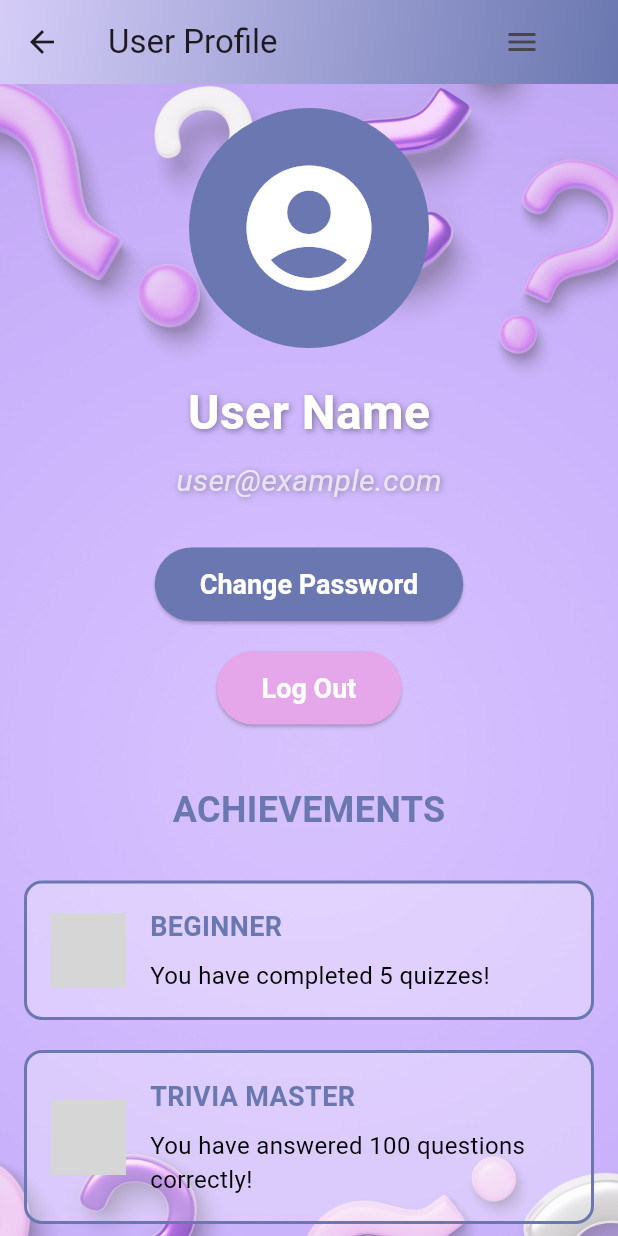
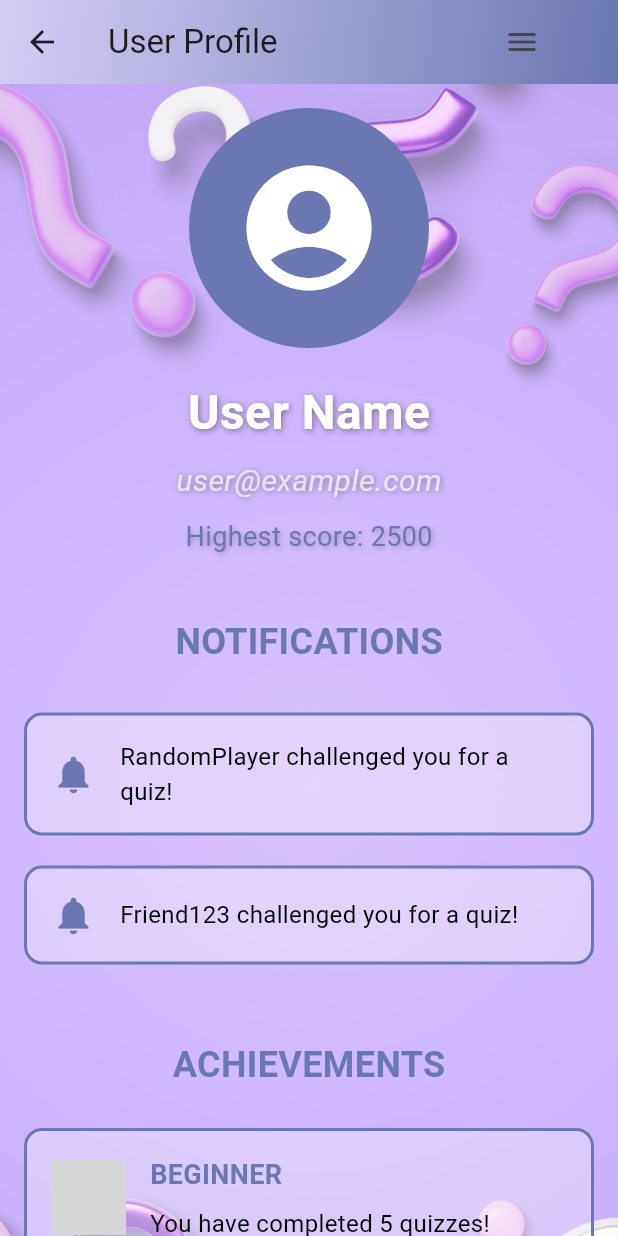
Before and after one commit to RoxanaRujac/Trivia-App, a Flutter app: the UserProfileScreen screen opened directly, on a phone screen of 412 x 824 dp. Run offline on Flutter 3.47's test engine with Material 3 defaults, Android fonts, the phone set to English and light mode, and no system bars; grey boxes are pictures that could not be loaded.

Commit message:
user profile

```diff
--- a/trivia_app/lib/user_profile.dart
+++ b/trivia_app/lib/user_profile.dart
@@ -6,11 +6,11 @@ class UserProfileScreen extends StatelessWidget {
     return Scaffold(
       appBar: AppBar(
         title: const Text('User Profile'),
-        elevation: 5, // Umbra AppBar-ului
+        elevation: 5,
         leading: IconButton(
           icon: const Icon(Icons.arrow_back),
           onPressed: () {
-            Navigator.pop(context); // Navighează înapoi la HomeScreen
+            Navigator.pop(context);
           },
         ),
         actions: <Widget>[
@@ -19,9 +19,9 @@ class UserProfileScreen extends StatelessWidget {
             child: PopupMenuButton<String>(
               onSelected: (value) {
                 if (value == 'home') {
-                  Navigator.pushNamed(context, '/'); // Mergi la HomeScreen
+                  Navigator.pushNamed(context, '/');
                 } else if (value == 'create_account') {
-                  Navigator.pushNamed(context, '/create_account'); // Mergi la Create Account
+                  Navigator.pushNamed(context, '/create_account');
                 }
               },
               itemBuilder: (BuildContext context) {
@@ -36,7 +36,7 @@ class UserProfileScreen extends StatelessWidget {
                   ),
                 ];
               },
-              icon: const Icon(Icons.menu), // Icon-ul meniului
+              icon: const Icon(Icons.menu),
             ),
           )
         ],
@@ -50,7 +50,7 @@ class UserProfileScreen extends StatelessWidget {
           ),
         ),
       ),
-      body: SingleChildScrollView(  // Adaugă acest widget pentru a face ecranul scrollabil
+      body: SingleChildScrollView(
         child: Container(
           width: double.infinity,
           decoration: BoxDecoration(
@@ -69,23 +69,23 @@ class UserProfileScreen extends StatelessWidget {
               mainAxisAlignment: MainAxisAlignment.center,
               crossAxisAlignment: CrossAxisAlignment.center,
               children: <Widget>[
-                // Avatar cu umbra și fundal
+                // Avatar
                 CircleAvatar(
-                  radius: 80,  // Dimensiune mai mare pentru avatar
-                  backgroundColor: const Color(0xFF6A77B0), // Culoare de fundal personalizată
+                  radius: 80,
+                  backgroundColor: const Color(0xFF6A77B0),
                   child: const Icon(
                     Icons.account_circle,
-                    size: 100, // Dimensiune iconiță mai mare
-                    color: Colors.white, // Culoare iconiță
+                    size: 100,
+                    color: Colors.white,
                   ),
                 ),
                 const SizedBox(height: 20),
-                // Numele utilizatorului
+                // User name
                 const Text(
                   'User Name',
                   style: TextStyle(
                     fontSize: 32,
-                    fontWeight: FontWeight.w700, // Font mai gros pentru un impact mai puternic
+                    fontWeight: FontWeight.w700,
                     color: Colors.white,
                     shadows: [
                       Shadow(
@@ -97,13 +97,13 @@ class UserProfileScreen extends StatelessWidget {
                   ),
                 ),
                 const SizedBox(height: 8),
-                // Email-ul utilizatorului
+                // User email
                 const Text(
                   'user@example.com',
                   style: TextStyle(
                     fontSize: 20,
                     color: Colors.white70,
-                    fontStyle: FontStyle.italic, // Font mai elegant pentru email
+                    fontStyle: FontStyle.italic,
                     shadows: [
                       Shadow(
                         offset: Offset(1, 1),
@@ -113,42 +113,37 @@ class UserProfileScreen extends StatelessWidget {
                     ],
                   ),
                 ),
-                const SizedBox(height: 30),
-                // Butonul pentru schimbarea parolei
-                ElevatedButton(
-                  onPressed: () {
-                    // Logica pentru schimbarea parolei
-                  },
-                  child: const Text("Change Password"),
-                  style: ElevatedButton.styleFrom(
-                    padding: const EdgeInsets.symmetric(vertical: 14, horizontal: 30),
-                    shape: RoundedRectangleBorder(
-                      borderRadius: BorderRadius.circular(30),
-                    ),
-                    backgroundColor: const Color(0xFF6A77B0),
-                    foregroundColor: Colors.white,
-                    textStyle: const TextStyle(fontSize: 18, fontWeight: FontWeight.bold),
+
+                const SizedBox(height: 10),
+                const Text(
+                  'Highest score: 2500',
+                  style: TextStyle(
+                    fontSize: 18,
+                    color: Color(0xFF6A77B0),
+                      shadows: [
+                      Shadow(
+                      offset: Offset(1.0, 1.0),
+                  blurRadius: 4.0,
+                  color: Colors.black26,
+                ),
+                  ],
+                  ),
+                ),
+                const SizedBox(height: 40),
+                // Notifications Section
+                const Text(
+                  'NOTIFICATIONS',
+                  style: TextStyle(
+                    fontSize: 24,
+                    fontWeight: FontWeight.bold,
+                    color: Color(0xFF6A77B0),
                   ),
                 ),
                 const SizedBox(height: 20),
-                // Butonul pentru deconectare
-                ElevatedButton(
-                  onPressed: () {
-                    // Logica pentru deconectare
-                  },
-                  child: const Text("Log Out"),
-                  style: ElevatedButton.styleFrom(
-                    padding: const EdgeInsets.symmetric(vertical: 14, horizontal: 30),
-                    shape: RoundedRectangleBorder(
-                      borderRadius: BorderRadius.circular(30),
-                    ),
-                    backgroundColor: const Color(0xFFE5A7EA),
-                    foregroundColor: Colors.white,
-                    textStyle: const TextStyle(fontSize: 18, fontWeight: FontWeight.bold),
-                  ),
-                ),
+                _buildNotificationCard(context, 'RandomPlayer challenged you for a quiz!'),
+                _buildNotificationCard(context, 'Friend123 challenged you for a quiz!'),
                 const SizedBox(height: 40),
-                // Secțiunea de Achievements (badge-uri)
+                // Achievements Section
                 const Text(
                   'ACHIEVEMENTS',
                   style: TextStyle(
@@ -168,11 +163,6 @@ class UserProfileScreen extends StatelessWidget {
                   'You have answered 100 questions correctly!',
                   'assets/images/badge_1.png',
                 ),
-                _buildAchievementCard(
-                  'NEW HIGHSCORE',
-                  'You reached a high score in a quiz!',
-                  'assets/images/badge_1.png',
-                ),
               ],
             ),
           ),
@@ -181,10 +171,49 @@ class UserProfileScreen extends StatelessWidget {
     );
   }
 
-  // Widget pentru un card cu realizări (badge-uri)
+  // Widget for a notification card
+  // Widget pentru un card de notificare
+  Widget _buildNotificationCard(BuildContext context, String notificationText) {
+    return InkWell(
+      onTap: () {
+        // Verificăm dacă textul conține "challenged you" pentru a declanșa acțiunea
+        if (notificationText.contains("challenged you")) {
+          // Navighează către ecranul de joc
+          Navigator.pushNamed(context, '/game_screen');  // Definim '/game_screen' în routings
+        }
+      },
+      child: Container(
+        margin: const EdgeInsets.symmetric(vertical: 10.0),
+        padding: const EdgeInsets.all(16.0),
+        decoration: BoxDecoration(
+          color: Colors.white.withOpacity(0.3),
+          borderRadius: BorderRadius.circular(12),
+          border: Border.all(color: const Color(0xFF6A77B0), width: 2),
+        ),
+        child: Row(
+          children: [
+            const Icon(
+              Icons.notifications,
+              color: Color(0xFF6A77B0),
+              size: 30,
+            ),
+            const SizedBox(width: 16),
+            Expanded(
+              child: Text(
+                notificationText,
+                style: const TextStyle(fontSize: 16, color: Colors.black),
+              ),
+            ),
+          ],
+        ),
+      ),
+    );
+  }
+
+  // Widget for an achievement card
   Widget _buildAchievementCard(String title, String description, String imagePath) {
     return Container(
-      margin: const EdgeInsets.symmetric(vertical: 10.0),
+      margin: const EdgeInsets.symmetric(vertical: 5.0),
       padding: const EdgeInsets.all(16.0),
       decoration: BoxDecoration(
         color: Colors.white.withOpacity(0.3),
@@ -193,7 +222,7 @@ class UserProfileScreen extends StatelessWidget {
       ),
       child: Row(
         children: [
-          Image.asset(imagePath, width: 50, height: 50),  // Imaginea badge-ului
+          Image.asset(imagePath, width: 50, height: 50),
           const SizedBox(width: 16),
           Expanded(
             child: Column(
```
